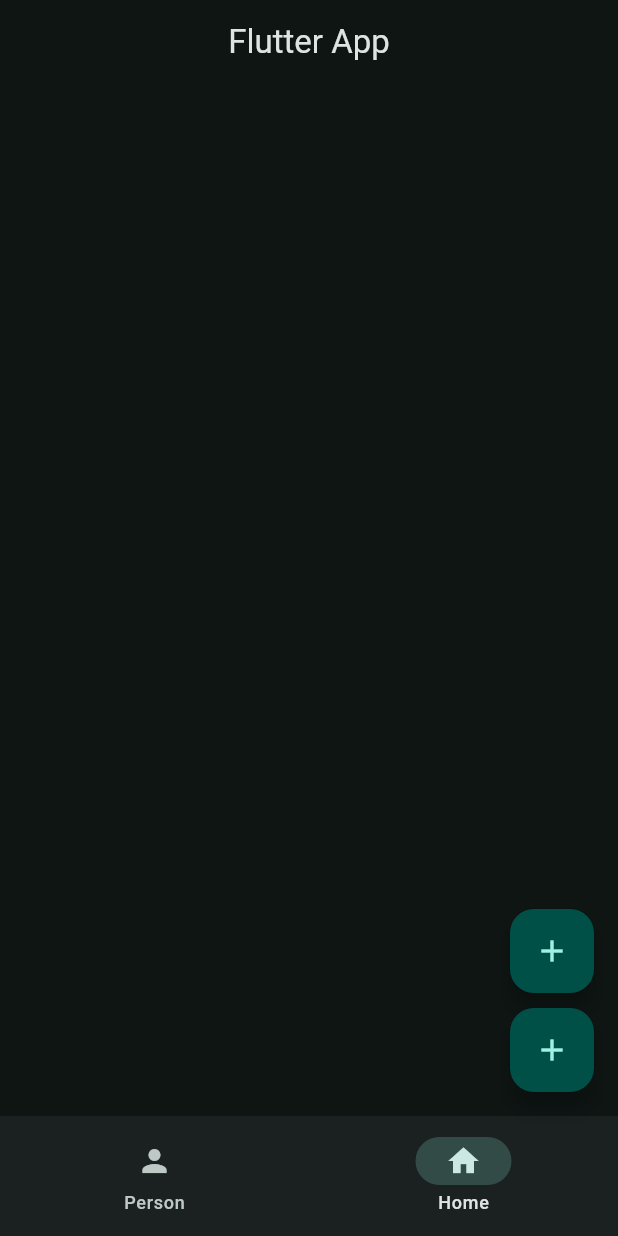
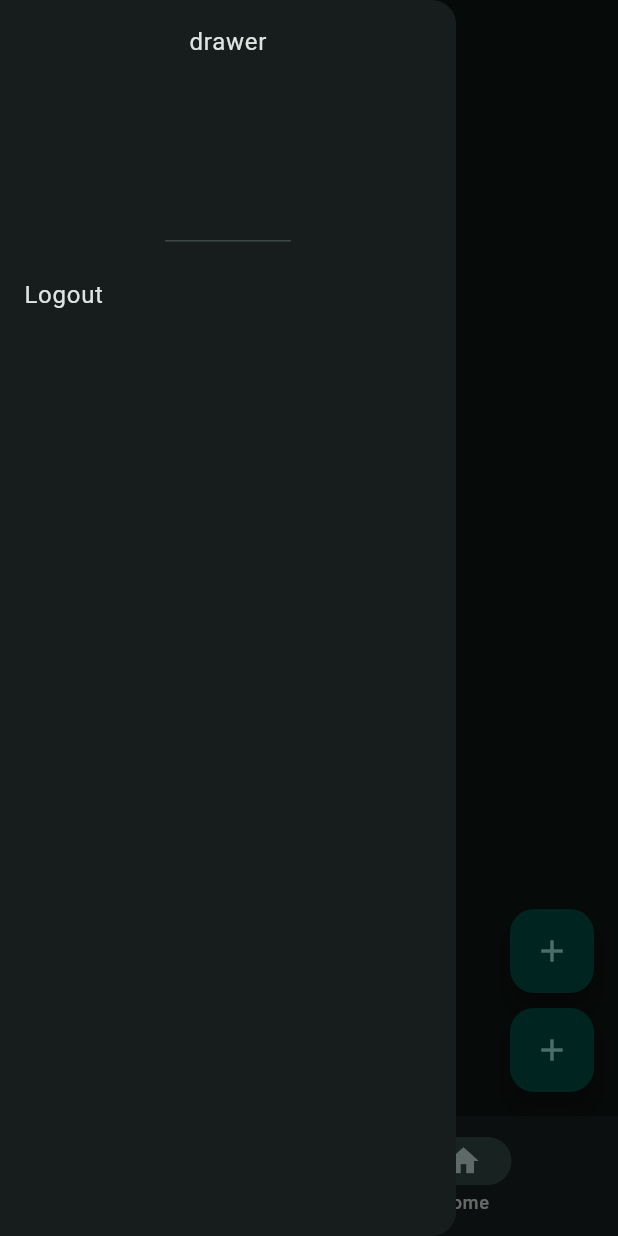
Before and after one commit to parsaestakhry/flutter_app, a Flutter app: the screen it shows after launch, with the side drawer open (before the commit the screen has no drawer), on a phone screen of 412 x 824 dp. Run offline on Flutter 3.47's test engine with Material 3 defaults, Android fonts, the phone set to English and light mode, and no system bars.

Commit message:
drawer added

```diff
--- a/lib/main.dart
+++ b/lib/main.dart
@@ -28,6 +28,14 @@ class MyApp extends StatelessWidget {
       home: Scaffold(
         // * more like navbaaaar
         appBar: AppBar(title: Text("Flutter App"), centerTitle: true),
+        drawer: Drawer(
+          child: Column(
+            children: [
+              DrawerHeader(child: Text("drawer")),
+              ListTile(title: Text("Logout")),
+            ],
+          ),
+        ),
         // * float buttons
         floatingActionButton: Column(
           mainAxisSize: MainAxisSize.min,
```
